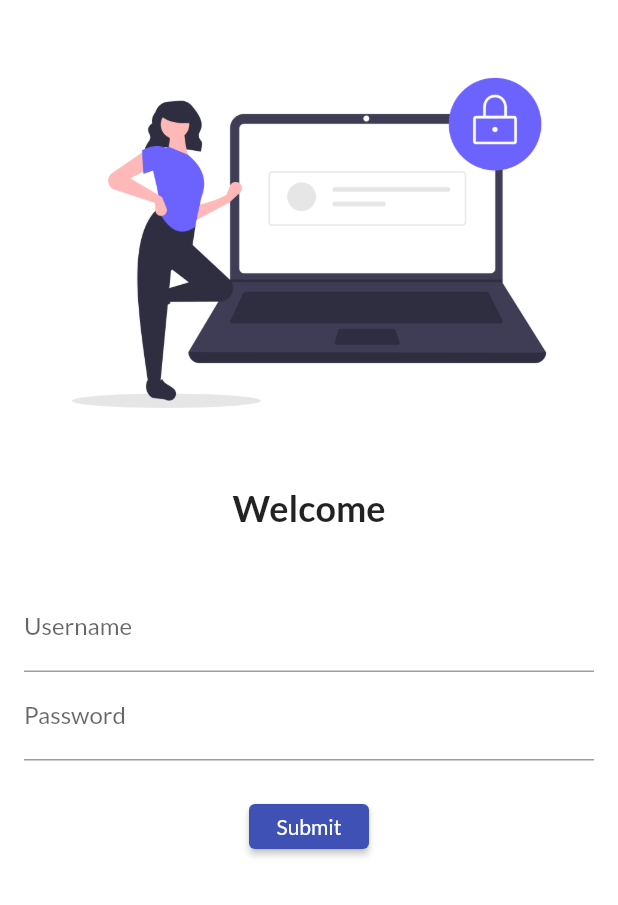
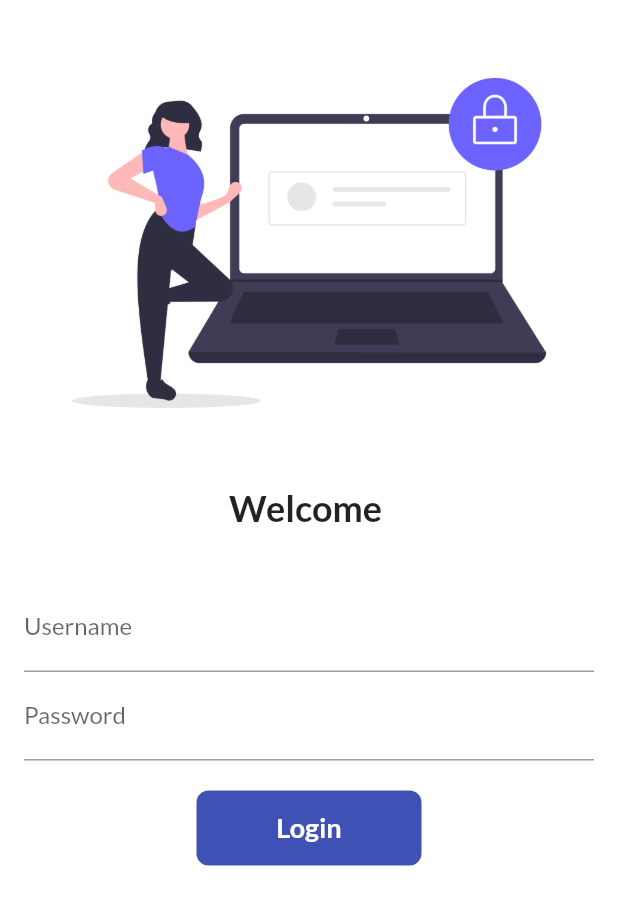
Before and after one commit to meeralimehdi/30DaysOfFlutter, a Flutter app: the screen it shows after launch, on a phone screen of 412 x 824 dp. Shown: the top 905 px of the screen. Run offline on Flutter 3.47's test engine with Material 2 defaults, Android fonts, the phone set to English and light mode, and no system bars; our stand-ins replace google_fonts.

Commit message:
day6 completed

```diff
--- a/lib/pages/login_page.dart
+++ b/lib/pages/login_page.dart
@@ -1,7 +1,14 @@
 import 'package:flutter/material.dart';
 import 'package:flutter_catalog/pages/utils/routes.dart';
 
-class LoginPage extends StatelessWidget {
+class LoginPage extends StatefulWidget {
+  @override
+  _LoginPageState createState() => _LoginPageState();
+}
+
+class _LoginPageState extends State<LoginPage> {
+  String name = "";
+  bool changeButton = false;
   @override
   Widget build(BuildContext context) {
     return Material(
@@ -20,7 +27,7 @@ class LoginPage extends StatelessWidget {
               height: 20,
             ),
             Text(
-              "Welcome",
+              "Welcome $name",
               style: TextStyle(
                 fontWeight: FontWeight.bold,
                 fontSize: 24,
@@ -38,6 +45,11 @@ class LoginPage extends StatelessWidget {
                       hintText: "Enter Username",
                       labelText: "Username",
                     ),
+                    onChanged: (value) {
+                      setState(() {
+                        name = value;
+                      });
+                    },
                   ),
                   TextFormField(
                     obscureText: true,
@@ -49,13 +61,49 @@ class LoginPage extends StatelessWidget {
                   SizedBox(
                     height: 20,
                   ),
-                  ElevatedButton(
-                    onPressed: () {
+
+                  InkWell(
+                    onTap: () async {
+                      setState(() {
+                        changeButton = !changeButton;
+                      });
+                      await Future.delayed(Duration(seconds: 1));
                       Navigator.pushNamed(context, MyRoutes.homeRoute);
                     },
-                    style: TextButton.styleFrom(minimumSize: Size(80, 30)),
-                    child: Text("Submit"),
-                  )
+                    child: AnimatedContainer(
+                      duration: Duration(seconds: 1),
+                      alignment: Alignment.center,
+                      height: 50,
+                      width: changeButton ? 50 : 150,
+                      child: changeButton
+                          ? Icon(
+                              Icons.done,
+                              color: Colors.white,
+                            )
+                          : Text(
+                              "Login",
+                              style: TextStyle(
+                                  fontWeight: FontWeight.bold,
+                                  color: Colors.white,
+                                  fontSize: 18),
+                            ),
+                      decoration: BoxDecoration(
+                        color: Colors.indigo,
+                        // shape:
+                        //     changeButton ? BoxShape.circle : BoxShape.rectangle,
+                        borderRadius:
+                            BorderRadius.circular(changeButton ? 50 : 8),
+                      ),
+                    ),
+                  ),
+
+                  // ElevatedButton(
+                  //   onPressed: () {
+                  //     Navigator.pushNamed(context, MyRoutes.homeRoute);
+                  //   },
+                  //   style: TextButton.styleFrom(minimumSize: Size(80, 30)),
+                  //   child: Text("Submit"),
+                  // )
                 ],
               ),
             ),
```
